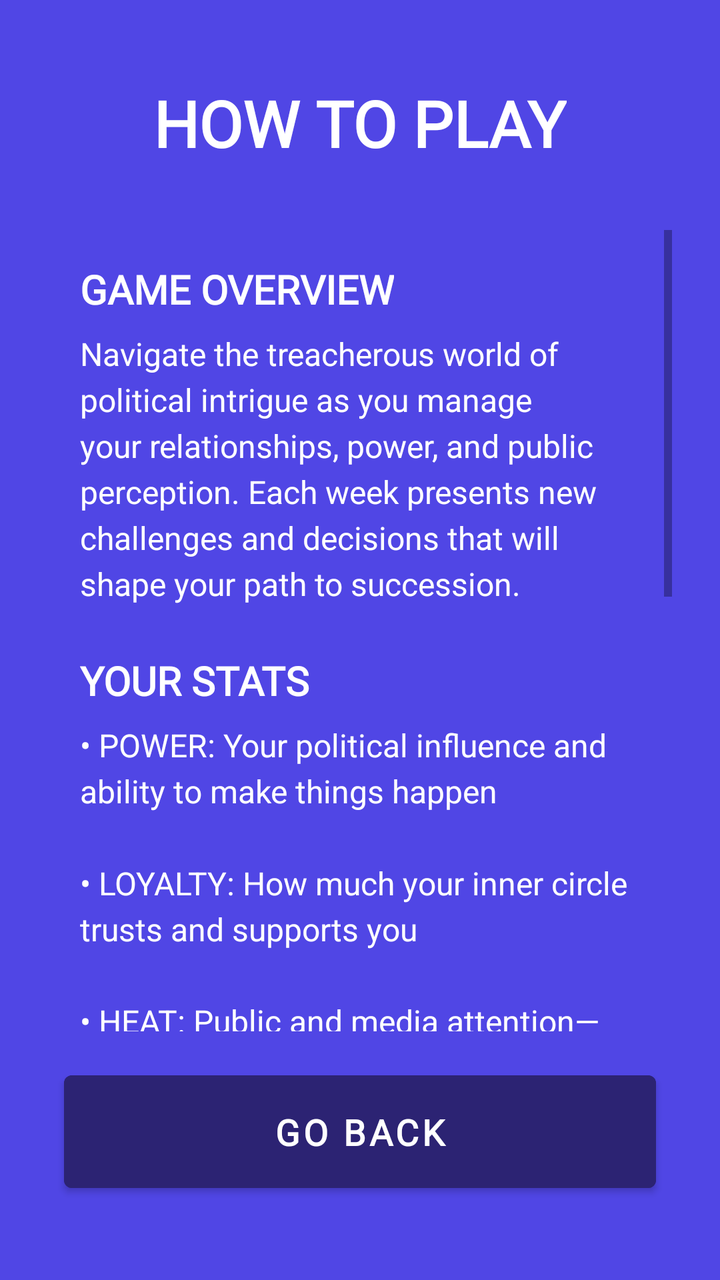
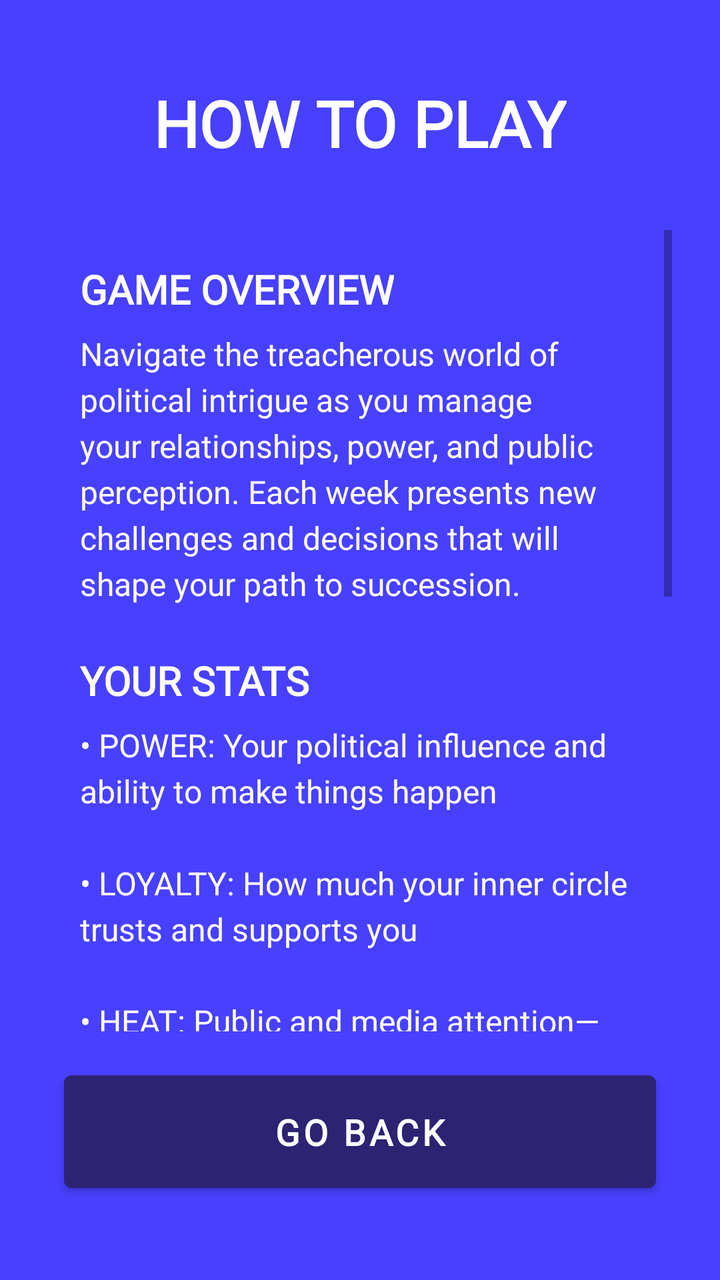

An Android layout rendered at two revisions. The XML below is the earlier revision; the diff shows what the commit changed to produce the second picture.
<!-- AndroidManifest.xml: application theme Theme.CETSuccesssion2 -->
<!-- res/layout/fragment_help.xml -->
<?xml version="1.0" encoding="utf-8"?>
<androidx.constraintlayout.widget.ConstraintLayout xmlns:android="http://schemas.android.com/apk/res/android"
    xmlns:app="http://schemas.android.com/apk/res-auto"
    android:layout_width="match_parent"
    android:layout_height="match_parent"
    android:background="#5046E5">

    
    <TextView
        android:id="@+id/tv_help_title"
        android:layout_width="wrap_content"
        android:layout_height="wrap_content"
        android:layout_marginTop="40dp"
        android:text="@string/how2play"
        android:textColor="@android:color/white"
        android:textSize="32sp"
        android:textStyle="bold"
        android:fontFamily="@font/press_start_2p"
        app:layout_constraintEnd_toEndOf="parent"
        app:layout_constraintStart_toStartOf="parent"
        app:layout_constraintTop_toTopOf="parent" />

    
    <ScrollView
        android:id="@+id/scroll_content"
        android:layout_width="0dp"
        android:layout_height="0dp"
        android:layout_marginStart="24dp"
        android:layout_marginTop="32dp"
        android:layout_marginEnd="24dp"
        android:layout_marginBottom="16dp"
        app:layout_constraintBottom_toTopOf="@+id/btn_back"
        app:layout_constraintEnd_toEndOf="parent"
        app:layout_constraintStart_toStartOf="parent"
        app:layout_constraintTop_toBottomOf="@+id/tv_help_title">

        <LinearLayout
            android:layout_width="match_parent"
            android:layout_height="wrap_content"
            android:orientation="vertical"
            android:padding="16dp">

            
            <TextView
                android:layout_width="wrap_content"
                android:layout_height="wrap_content"
                android:text="@string/gameOverview"
                android:textColor="@android:color/white"
                android:textSize="20sp"
                android:textStyle="bold"
                android:fontFamily="@font/press_start_2p"
                android:layout_marginBottom="8dp" />

            <TextView
                android:layout_width="wrap_content"
                android:layout_height="wrap_content"
                android:text="@string/how2playDirections"
                android:textColor="@android:color/white"
                android:textSize="16sp"
                android:fontFamily="sans-serif"
                android:lineSpacingExtra="4dp"
                android:layout_marginBottom="24dp" />

            
            <TextView
                android:layout_width="wrap_content"
                android:layout_height="wrap_content"
                android:text="@string/urStats"
                android:textColor="@android:color/white"
                android:textSize="20sp"
                android:textStyle="bold"
                android:fontFamily="@font/press_start_2p"
                android:layout_marginBottom="8dp" />

            <TextView
                android:layout_width="wrap_content"
                android:layout_height="wrap_content"
                android:text="@string/directions2"
                android:textColor="@android:color/white"
                android:textSize="16sp"
                android:fontFamily="sans-serif"
                android:lineSpacingExtra="4dp"
                android:layout_marginBottom="24dp" />

            
            <TextView
                android:layout_width="wrap_content"
                android:layout_height="wrap_content"
                android:text="@string/mk_decisions"
                android:textColor="@android:color/white"
                android:textSize="20sp"
                android:textStyle="bold"
                android:fontFamily="@font/press_start_2p"
                android:layout_marginBottom="8dp" />

            <TextView
                android:layout_width="wrap_content"
                android:layout_height="wrap_content"
                android:text="@string/each_week"
                android:textColor="@android:color/white"
                android:textSize="16sp"
                android:fontFamily="sans-serif"
                android:lineSpacingExtra="4dp"
                android:layout_marginBottom="24dp" />

            
            <TextView
                android:layout_width="wrap_content"
                android:layout_height="wrap_content"
                android:text="@string/win_game"
                android:textColor="@android:color/white"
                android:textSize="20sp"
                android:textStyle="bold"
                android:fontFamily="@font/press_start_2p"
                android:layout_marginBottom="8dp" />

            <TextView
                android:layout_width="wrap_content"
                android:layout_height="wrap_content"
                android:text="@string/balance_is_key"
                android:textColor="@android:color/white"
                android:textSize="16sp"
                android:fontFamily="sans-serif"
                android:lineSpacingExtra="4dp"
                android:layout_marginBottom="16dp" />

        </LinearLayout>
    </ScrollView>

    
    <Button
        android:id="@+id/btn_back"
        android:layout_width="0dp"
        android:layout_height="wrap_content"
        android:layout_marginStart="32dp"
        android:layout_marginEnd="32dp"
        android:layout_marginBottom="40dp"
        android:backgroundTint="#2C2373"
        android:text="@string/go_back"
        android:textColor="@android:color/white"
        android:textSize="18sp"
        android:textStyle="bold"
        android:fontFamily="@font/press_start_2p"
        android:padding="16dp"
        app:layout_constraintBottom_toBottomOf="parent"
        app:layout_constraintEnd_toEndOf="parent"
        app:layout_constraintStart_toStartOf="parent" />

</androidx.constraintlayout.widget.ConstraintLayout>
<!-- resources referenced by this layout -->
<resources>
  <string name="balance_is_key">Balance is key. Keep your stats healthy while navigating the complex web of relationships and power plays. Reach the end with the right combination of power, loyalty, and heat management to secure your succession.</string>
  <string name="directions2">• POWER: Your political influence and ability to make things happen\n\n• LOYALTY: How much your inner circle trusts and supports you\n\n• HEAT: Public and media attention—too much can be dangerous</string>
  <string name="each_week">Each week, you\'ll face critical decisions. Your choices will affect your stats and relationships. Consider the consequences carefully—some decisions have immediate effects, while others may impact you weeks later.</string>
  <string name="gameOverview">GAME OVERVIEW</string>
  <string name="go_back">GO BACK</string>
  <string name="how2play">HOW TO PLAY</string>
  <string name="how2playDirections">
          Navigate the treacherous world of political intrigue as you manage your relationships, power, and public perception. Each week presents new challenges and decisions that will shape your path to succession.
      </string>
  <string name="mk_decisions">MAKING DECISIONS</string>
  <string name="urStats">YOUR STATS</string>
  <string name="win_game">WINNING THE GAME</string>
  <style name="Theme.CETSuccesssion2" parent="Theme.MaterialComponents.Light.NoActionBar" />
</resources>

<!-- the commit's change to res/layout/fragment_help.xml (unified diff, before → after) -->
@@ -3,7 +3,7 @@
     xmlns:app="http://schemas.android.com/apk/res-auto"
     android:layout_width="match_parent"
     android:layout_height="match_parent"
-    android:background="#5046E5">
+    android:background="#4740FF">
 
     
     <TextView
